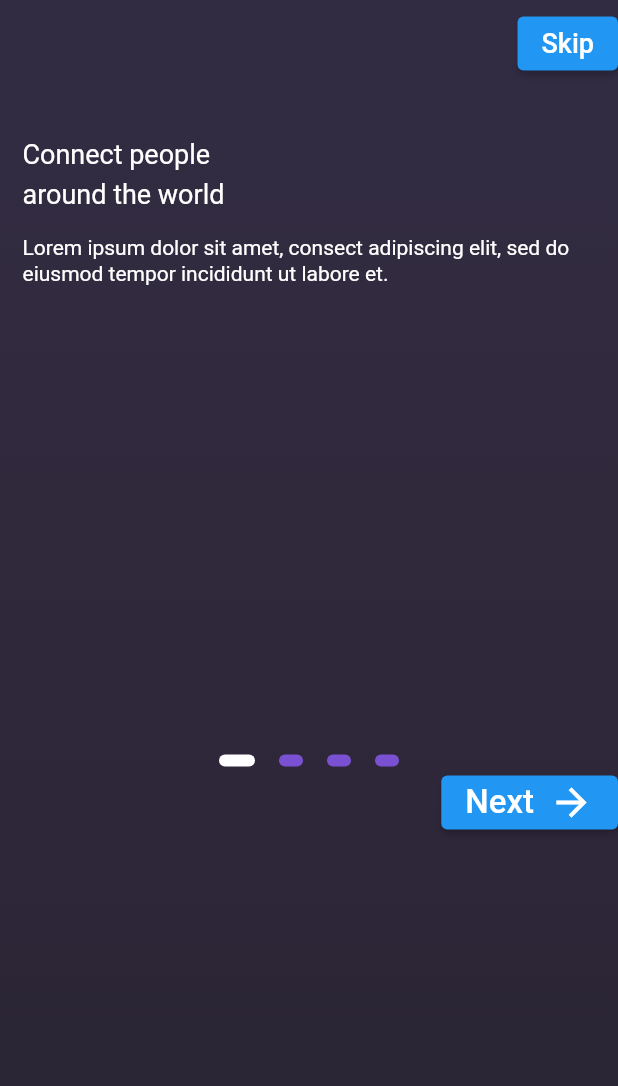
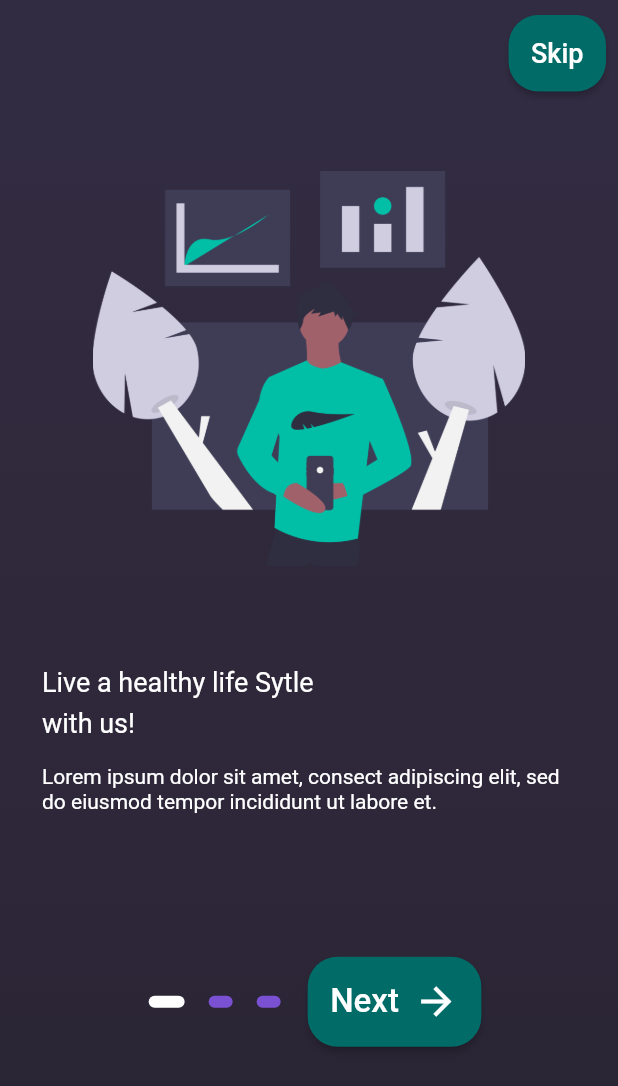
Before and after one commit to occn8/fitme, a Flutter app: the screen it shows after launch, on a phone screen of 412 x 824 dp. Shown: the top 1086 px of the screen. Run offline on Flutter 3.47's test engine with Material 2 defaults, Android fonts, the light colour scheme and no system bars; our stand-ins replace circular_countdown_timer, shared_preferences; missing offline and left inert: flutter_neat_and_clean_calendar; Roboto replaces fonts that are missing (Gilroy).

Commit message:
onboarding

```diff
--- a/lib/onboarding.dart
+++ b/lib/onboarding.dart
@@ -10,7 +10,7 @@ class OnboardingScreen extends StatefulWidget {
 }
 
 class _OnboardingScreenState extends State<OnboardingScreen> {
-  final int _numPages = 4;
+  final int _numPages = 3;
   final PageController _pageController = PageController(initialPage: 0);
   int _currentPage = 0;
 
@@ -50,6 +50,8 @@ class _OnboardingScreenState extends State<OnboardingScreen> {
 
   @override
   Widget build(BuildContext context) {
+    var _height = MediaQuery.of(context).size.height * 0.4;
+    var _width = MediaQuery.of(context).size.width * 0.7;
     return Scaffold(
       body: SafeArea(
         child: Container(
@@ -67,10 +69,11 @@ class _OnboardingScreenState extends State<OnboardingScreen> {
             ),
           ),
           child: Padding(
-            padding: EdgeInsets.symmetric(vertical: 5.0),
+            padding: EdgeInsets.symmetric(vertical: 5.0, horizontal: 8),
             child: ListView(
               children: <Widget>[
                 Container(
+                  padding: EdgeInsets.only(top: 5),
                   alignment: Alignment.centerRight,
                   child: ElevatedButton(
                     onPressed: () {
@@ -81,6 +84,12 @@ class _OnboardingScreenState extends State<OnboardingScreen> {
                         _currentPage = 3;
                       });
                     },
+                    style: ElevatedButton.styleFrom(
+                      padding: EdgeInsets.all(15),
+                      primary: Theme.of(context).primaryColor,
+                      shape: RoundedRectangleBorder(
+                          borderRadius: BorderRadius.circular(20)),
+                    ),
                     child: Text(
                       'Skip',
                       style: TextStyle(
@@ -91,9 +100,9 @@ class _OnboardingScreenState extends State<OnboardingScreen> {
                   ),
                 ),
                 Container(
-                  height: 450.0,
+                  height: MediaQuery.of(context).size.height * 0.7,
                   child: PageView(
-                    // physics: ClampingScrollPhysics(),
+                    physics: ClampingScrollPhysics(),
                     controller: _pageController,
                     onPageChanged: (int page) {
                       setState(() {
@@ -101,23 +110,23 @@ class _OnboardingScreenState extends State<OnboardingScreen> {
                       });
                     },
                     children: <Widget>[
+
                       Padding(
-                        padding: EdgeInsets.all(15.0),
+                        padding: EdgeInsets.all(20.0),
                         child: Column(
                           crossAxisAlignment: CrossAxisAlignment.start,
                           children: <Widget>[
-                            // Center(
-                            //   child: Image(
-                            //     image: AssetImage(
-                            //       'assets/images/completing.png',
-                            //     ),
-                            //     height: 200.0,
-                            //     // width: 200.0,
-                            //   ),
-                            // ),
-                            SizedBox(height: 20.0),
+                            Center(
+                              child: Image(
+                                image: AssetImage(
+                                    'assets/images/healthy_lifestyle.png'),
+                                height: _height,
+                                width: _width,
+                              ),
+                            ),
+                            SizedBox(height: 30.0),
                             Text(
-                              'Connect people\naround the world',
+                              'Live a healthy life Sytle\nwith us!',
                               style: kTitleStyle,
                             ),
                             SizedBox(height: 15.0),
@@ -133,45 +142,17 @@ class _OnboardingScreenState extends State<OnboardingScreen> {
                         child: Column(
                           crossAxisAlignment: CrossAxisAlignment.start,
                           children: <Widget>[
-                            // Center(
-                            //   child: Image(
-                            //     image: AssetImage(
-                            //       'assets/images/completing.png',
-                            //     ),
-                            //     height: 200.0,
-                            //     width: 200.0,
-                            //   ),
-                            // ),
-                            SizedBox(height: 30.0),
-                            Text(
-                              'Live your life smarter\nwith us!',
-                              style: kTitleStyle,
-                            ),
-                            SizedBox(height: 15.0),
-                            Text(
-                              'Lorem ipsum dolor sit amet, consect adipiscing elit, sed do eiusmod tempor incididunt ut labore et.',
-                              style: kSubtitleStyle,
-                            ),
-                          ],
+                            Center(
+                              child: Image(
+                                image: AssetImage(
+                                    'assets/images/fitness_tracker.png'),
+                                height: _height,
+                                width: _width,
                               ),
                             ),
-                      Padding(
-                        padding: EdgeInsets.all(20.0),
-                        child: Column(
-                          crossAxisAlignment: CrossAxisAlignment.start,
-                          children: <Widget>[
-                            // Center(
-                            //   child: Image(
-                            //     image: AssetImage(
-                            //       'assets/images/completing.png',
-                            //     ),
-                            //     height: 200.0,
-                            //     width: 200.0,
-                            //   ),
-                            // ),
                             SizedBox(height: 10.0),
                             Text(
-                              'Get a new experience\nof imagination',
+                              'Track Your fitness \nwith us',
                               style: kTitleStyle,
                             ),
                             SizedBox(height: 8.0),
@@ -187,18 +168,17 @@ class _OnboardingScreenState extends State<OnboardingScreen> {
                         child: Column(
                           crossAxisAlignment: CrossAxisAlignment.start,
                           children: <Widget>[
-                            // Center(
-                            //   child: Image(
-                            //     image: AssetImage(
-                            //       'assets/images/Activity_tracker.png',
-                            //     ),
-                            //     height: 200.0,
-                            //     width: 200.0,
-                            //   ),
-                            // ),
+                            Center(
+                              child: Image(
+                                image: AssetImage(
+                                    'assets/images/personal_trainer.png'),
+                                height: _height,
+                                width: _width,
+                              ),
+                            ),
                             SizedBox(height: 10.0),
                             Text(
-                              'Get fresh notification experiences',
+                              'Train with the Best',
                               style: kTitleStyle,
                             ),
                             SizedBox(height: 8.0),
@@ -214,8 +194,12 @@ class _OnboardingScreenState extends State<OnboardingScreen> {
                 ),
                 Row(
                   mainAxisAlignment: MainAxisAlignment.center,
+                  children: [
+                    Row(
+                      mainAxisAlignment: MainAxisAlignment.center,
                       children: _buildPageIndicator(),
                     ),
+                    SizedBox(width: 10),
                     _currentPage != _numPages - 1
                         ? SizedBox(
                             child: Align(
@@ -227,6 +211,12 @@ class _OnboardingScreenState extends State<OnboardingScreen> {
                                     curve: Curves.ease,
                                   );
                                 },
+                                style: ElevatedButton.styleFrom(
+                                  padding: EdgeInsets.all(15),
+                                  primary: Theme.of(context).primaryColor,
+                                  shape: RoundedRectangleBorder(
+                                      borderRadius: BorderRadius.circular(20)),
+                                ),
                                 child: Row(
                                   mainAxisAlignment: MainAxisAlignment.center,
                                   mainAxisSize: MainAxisSize.min,
@@ -251,6 +241,8 @@ class _OnboardingScreenState extends State<OnboardingScreen> {
                           )
                         : Text(''),
                   ],
+                )
+              ],
             ),
           ),
         ),
@@ -259,7 +251,7 @@ class _OnboardingScreenState extends State<OnboardingScreen> {
           ? Container(
               height: 80.0,
               width: double.infinity,
-              color: Colors.white,
+              color: Theme.of(context).primaryColor,
               child: GestureDetector(
                 onTap: () async {
                   Navigator.push(
@@ -276,8 +268,8 @@ class _OnboardingScreenState extends State<OnboardingScreen> {
                     child: Text(
                       'Get started',
                       style: TextStyle(
-                        color: Color(0xFF5B16D0),
-                        fontSize: 20.0,
+                        color: Colors.white,
+                        fontSize: 28.0,
                         fontWeight: FontWeight.bold,
                       ),
                     ),
```
Also changed, not shown: lib/main.dart (+6 -4 lines). Lines whose indentation alone changed are shown as unchanged.
